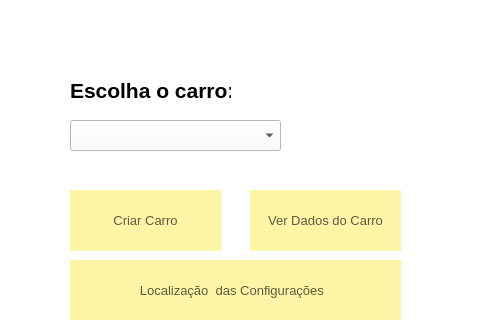
The window that FSIPLeiria/mainwindow.ui (tatianascgil/Projeto_Informatico_Formula_Student_Barramento_CAN) describes before a commit, drawn with Qt 5; both pictures show x 0 to 491 and y 270 to 590 of the 850 by 686 pixel window.
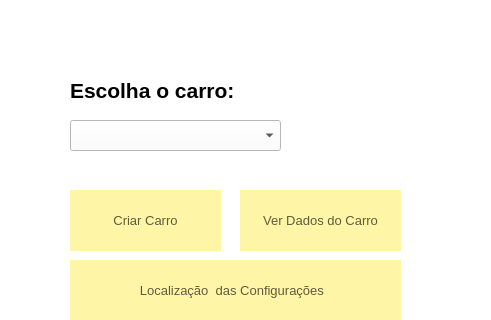
The same window after the commit. Icons and pictures are not drawn.

```diff
--- a/FSIPLeiria/mainwindow.ui
+++ b/FSIPLeiria/mainwindow.ui
@@ -282,7 +282,7 @@
      <rect>
       <x>70</x>
       <y>340</y>
-      <width>161</width>
+      <width>251</width>
       <height>41</height>
      </rect>
     </property>
@@ -352,9 +352,9 @@
    <widget class="QPushButton" name="btnVerCarro">
     <property name="geometry">
      <rect>
-      <x>250</x>
+      <x>240</x>
       <y>460</y>
-      <width>151</width>
+      <width>161</width>
       <height>61</height>
      </rect>
     </property>
```
Left out of the diff: 2 changed lines with no effect on the pictures.
